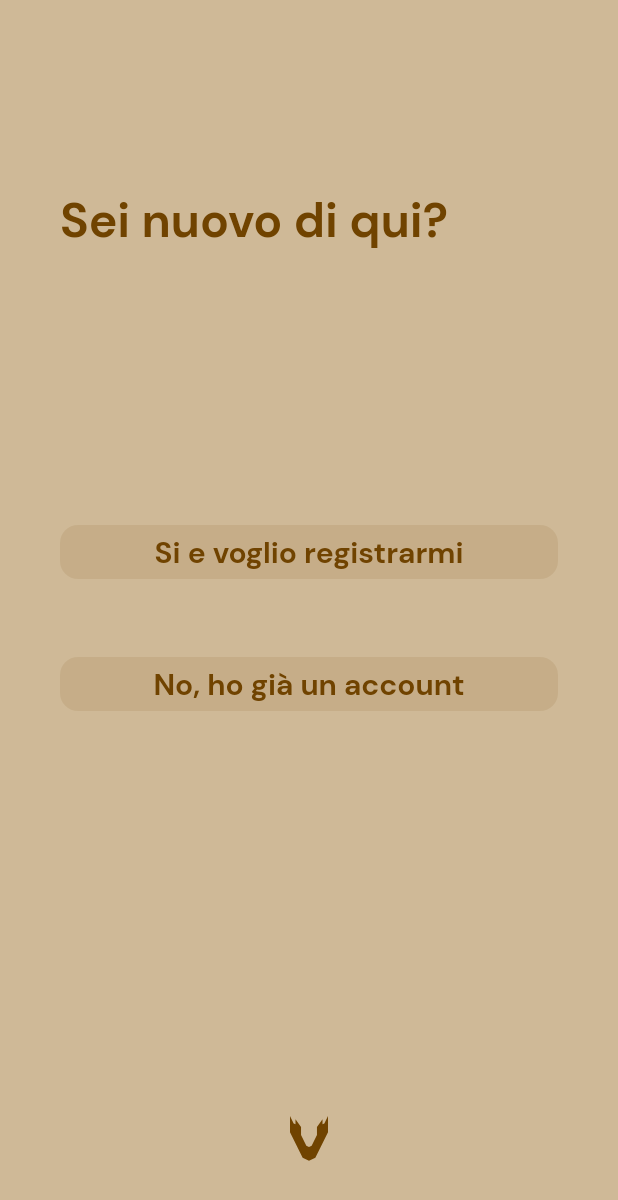
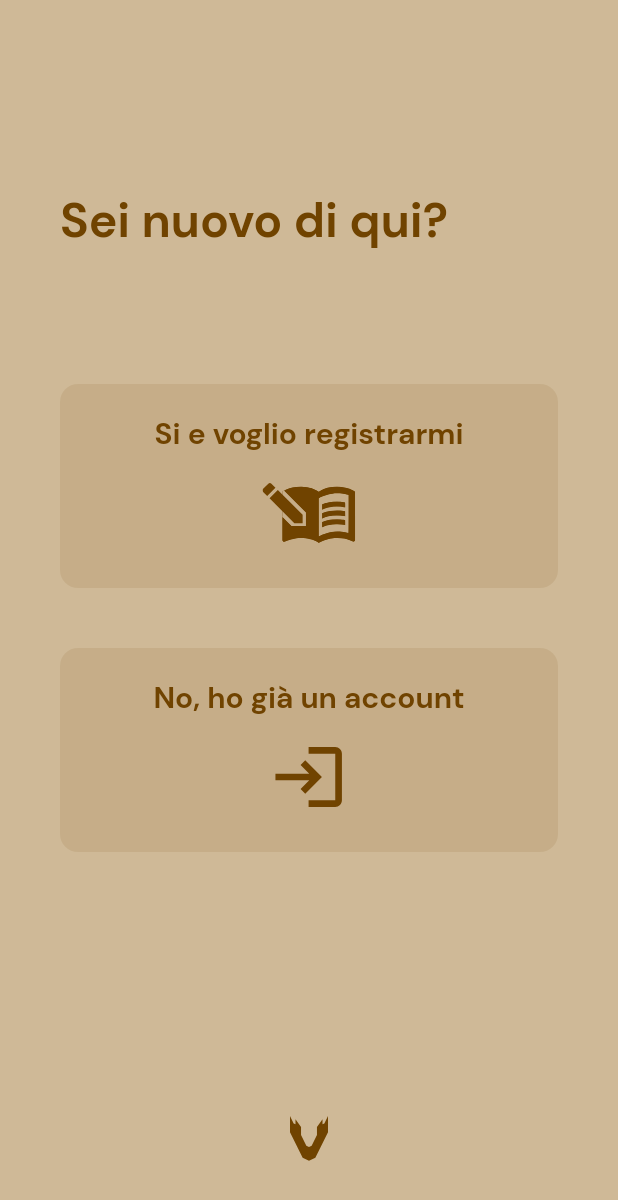
Before and after one commit to Hunt-Project/frontend_flutter, a Flutter app: the ROLScreen screen opened by its route, on a phone screen of 412 x 824 dp. Shown: the top 1200 px of the screen. Run offline on Flutter 3.47's test engine with Material 2 defaults, Android fonts, the phone set to English and light mode, and no system bars; our stand-ins replace flutter_svg.

Commit message:
custom btns & ROL page

```diff
--- a/lib/components/btn.dart
+++ b/lib/components/btn.dart
@@ -1,3 +1,4 @@
+import 'package:flutter_svg/flutter_svg.dart';
 import 'package:flutter/material.dart';
 import 'package:hunt_frontend/theme/Palette.dart';
 import 'package:hunt_frontend/theme/ThTxt.dart';
@@ -6,11 +7,29 @@ class Btn extends StatefulWidget {
   String text;
   Function onPressed;
   double borderRadius;
+  bool hasIcon;
+  IconData? iconData;
+  Color? iconColor;
+  double iconSize;
+
+  bool hasSvg;
+  String? svgPath;
+  double? height;
+
+  bool isBigger;
 
   Btn({
     super.key,
     required this.text,
     required this.onPressed,
+    this.hasIcon = false,
+    this.iconData,
+    this.iconColor,
+    this.iconSize = 24.0,
+    this.hasSvg = false,
+    this.svgPath,
+    this.height,
+    this.isBigger = false,
     this.borderRadius = 12.0,
   });
 
@@ -31,9 +50,37 @@ class _BtnState extends State<Btn> {
           )),
         ),
         onPressed: () => {widget.onPressed()},
-        child: ThTxt(
-          text: widget.text,
-          txtType: TXTTYPES.regular1,
+        child: Padding(
+          padding: EdgeInsets.all(widget.isBigger ? 20.0 : 0.0),
+          child: Column(children: [
+            ThTxt(
+              text: widget.text,
+              txtType: TXTTYPES.regular1,
+            ),
+            widget.hasIcon
+                ? Padding(
+                    padding: const EdgeInsets.only(
+                      top: 20.0,
+                      bottom: 10.0,
+                    ),
+                    child: Icon(
+                        widget.iconData,
+                        color: widget.iconColor,
+                        size: widget.iconSize
+                      ))
+                : Container(),
+            widget.hasSvg
+                ? Padding(
+                    padding: const EdgeInsets.only(
+                      top: 20.0,
+                      bottom: 10.0,
+                    ),
+                    child: SvgPicture.asset(
+                      widget.svgPath ?? '',
+                      height: widget.height,
+                    ))
+                : Container()
+          ]),
         ));
   }
 }
--- a/lib/pages/regorlog.dart
+++ b/lib/pages/regorlog.dart
@@ -32,6 +32,9 @@ class ROLScreen extends StatelessWidget {
                                 Navigator.pushNamed(context, '/register');
                               },
                               text: 'Si e voglio registrarmi',
+                              hasSvg: true,
+                              svgPath: 'assets/utils/register.svg',
+                              isBigger: true,
                               ))),
                   SizedBox(
                       width: window.physicalSize.width,
@@ -47,6 +50,9 @@ class ROLScreen extends StatelessWidget {
                                 Navigator.pushNamed(context, '/login');
                               },
                               text: 'No, ho già un account',
+                              hasSvg: true,
+                              svgPath: 'assets/utils/login.svg',
+                              isBigger: true,
                               ))),
                 ],
               ),
--- a/pubspec.yaml
+++ b/pubspec.yaml
@@ -66,6 +66,8 @@ flutter:
   # To add assets to your application, add an assets section, like this:
   assets:
     - assets/logo/logo.svg
+    - assets/utils/register.svg
+    - assets/utils/login.svg
 
   # An image asset can refer to one or more resolution-specific "variants", see
   # https://flutter.dev/assets-and-images/#resolution-aware
```
Also changed, not shown: assets/utils/login.svg (added), assets/utils/register.svg (added).
